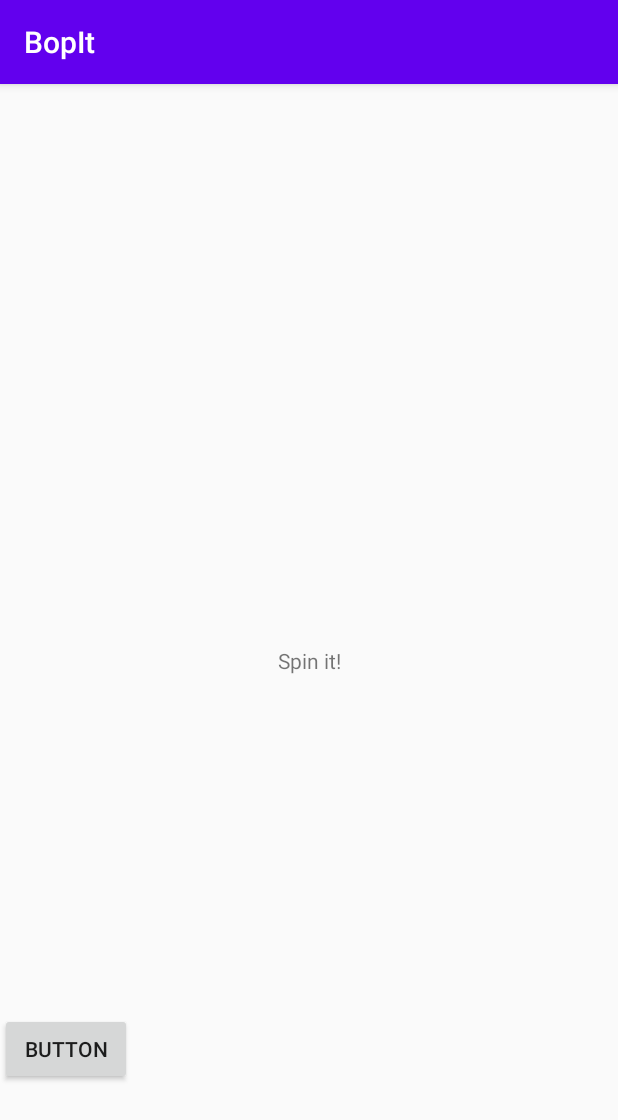
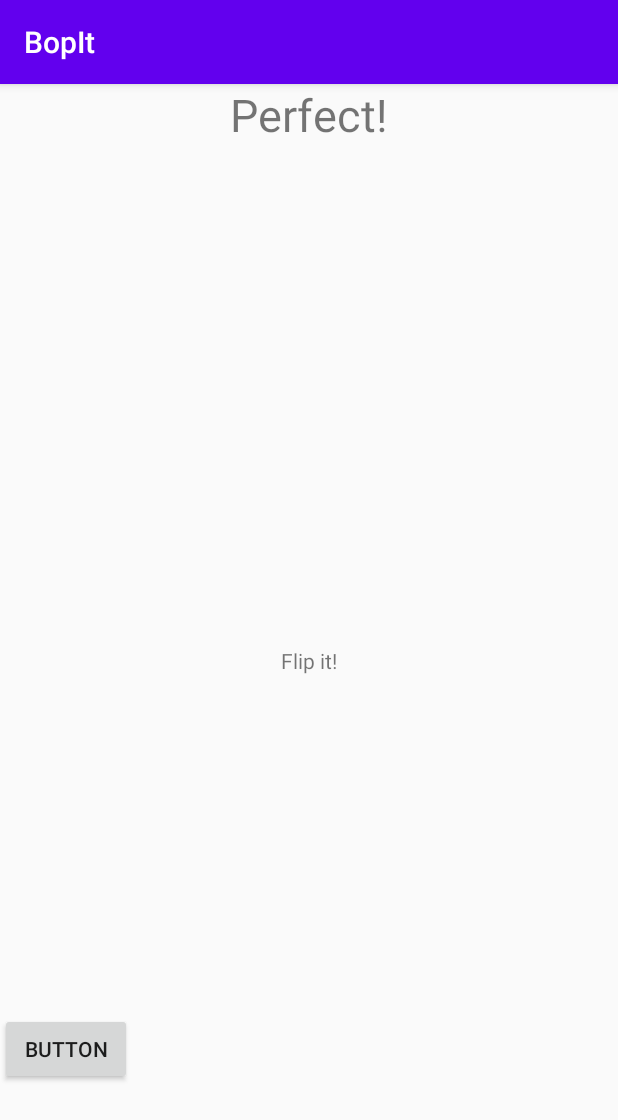
Before and after one commit to Miao4382/BopIt, an Android app: the Solo screen opened directly, with no data from a screen before it, after a tap on "BUTTON", on a phone screen of 412 x 824 dp. Shown: the top 1120 px of the screen. Run offline under Robolectric (Android 15) with nearby library versions, the phone set to English and light mode, and no system bars.

Commit message:
initial flip it added

```diff
--- a/app/src/main/java/com/example/bopit/Solo.kt
+++ b/app/src/main/java/com/example/bopit/Solo.kt
@@ -8,6 +8,7 @@ import android.hardware.SensorManager
 import android.os.AsyncTask
 import android.os.Bundle
 import android.util.Log
+import android.widget.Toast
 import androidx.appcompat.app.AppCompatActivity
 import kotlinx.android.synthetic.main.solo_layout.*
 import java.text.SimpleDateFormat
@@ -18,15 +19,19 @@ import kotlin.random.Random
 
 class Solo : AppCompatActivity(), SensorEventListener{
 
-    private var randomNum: Int = 0
+    private var instrNum: Int = 0
     private var keepPlaying: Boolean = true
     var startTime: Int = 0
     var currentTime: Int = 0
-    val interval: Int = 2
+    val interval: Int = 4
 
     // sensor related
     private lateinit var sensorManager: SensorManager
     private var accelerometer: Sensor? = null
+
+    // action state recording
+    private var flipA: Boolean = false
+    private var flipB: Boolean = false
 
 
 /*    val timer = object: CountDownTimer(4000, 1000) {
@@ -63,47 +68,66 @@ class Solo : AppCompatActivity(), SensorEventListener{
         doAsync{
             //loop
             do {
-                // reset keepplaying
-                keepPlaying = false
+                // reset game state
+                resetGameState()
 
                 startTime = SimpleDateFormat("ss", Locale.getDefault()).format(Date()).toInt()
-                randomNum = Random.nextInt(1, 5)
+                instrNum = Random.nextInt(1, 3)
 
                 //function for displaying the instruction (takes the random number as input)
 
-                shakeTxt.post({displayInstruction(randomNum)})
+                textViewAction.post({displayInstruction(instrNum)})
 
                 do {
                     currentTime = SimpleDateFormat("ss", Locale.getDefault()).format(Date()).toInt()
                 } while (currentTime - startTime < interval)
 
                 Log.d("PlayGame", "timer ran out")
-                Log.d("Random", randomNum.toString())
+                Log.d("Random", instrNum.toString())
+
+                when (instrNum) {
+                    1 -> {  // shake it
+
+                    }
+
+                    2 -> {  // flip it
+                        keepPlaying = flipA && flipB
+                    }
+                }
+
+                if (keepPlaying)
+                    textViewFeedBack.post { textViewFeedBack.text = textViewFeedBack.text.toString() + "!"}
 
             } while (keepPlaying)
 
 //            shakeTxt.text = "You lose"
-            shakeTxt.post {shakeTxt.text = "You lose"}
+            textViewAction.post {textViewAction.text = "You lose"}
         }
 
+    }
+
+    private fun resetGameState() {
+        keepPlaying = false
+        flipA = false
+        flipB = false
     }
 
     private fun displayInstruction(rd: Int) {
         when (rd) {
             1 -> {
-                shakeTxt.setText("Shake it!")
+                textViewAction.setText("Shake it!")
             }
 
             2 -> {
-                shakeTxt.setText("Flip it!")
+                textViewAction.setText("Flip it!")
             }
 
             3 -> {
-                shakeTxt.setText("Spin it!")
+                textViewAction.setText("Spin it!")
             }
 
             4 -> {
-                shakeTxt.setText("Tap it!")
+                textViewAction.setText("Tap it!")
             }
         }
 
@@ -120,6 +144,15 @@ class Solo : AppCompatActivity(), SensorEventListener{
                 if (event.values[0].absoluteValue > 2) {
                     keepPlaying = true
                 }
+
+                if (event.values[2] < 0) {
+                    flipA = true
+                }
+
+                if (event.values[2] > 0 && flipA) { // we already flipped once, this is flip back
+                    flipB = true
+                }
+
             }
         }
     }
--- a/app/src/main/res/layout/solo_layout.xml
+++ b/app/src/main/res/layout/solo_layout.xml
@@ -7,7 +7,7 @@
     android:layout_height="match_parent">
 
     <TextView
-        android:id="@+id/shakeTxt"
+        android:id="@+id/textViewAction"
         android:layout_width="wrap_content"
         android:layout_height="wrap_content"
         app:layout_constraintBottom_toBottomOf="parent"
@@ -24,4 +24,14 @@
         app:layout_constraintTop_toTopOf="parent"
         app:layout_constraintVertical_bias="0.86"
         tools:layout_editor_absoluteX="147dp" />
+
+    <TextView
+        android:id="@+id/textViewFeedBack"
+        android:layout_width="wrap_content"
+        android:layout_height="wrap_content"
+        android:text="Perfect!"
+        android:textSize="30sp"
+        app:layout_constraintEnd_toEndOf="parent"
+        app:layout_constraintStart_toStartOf="parent"
+        tools:layout_editor_absoluteY="59dp" />
 </androidx.constraintlayout.widget.ConstraintLayout>
```
Also changed, not shown: app/src/main/AndroidManifest.xml (+6 -2 lines).
